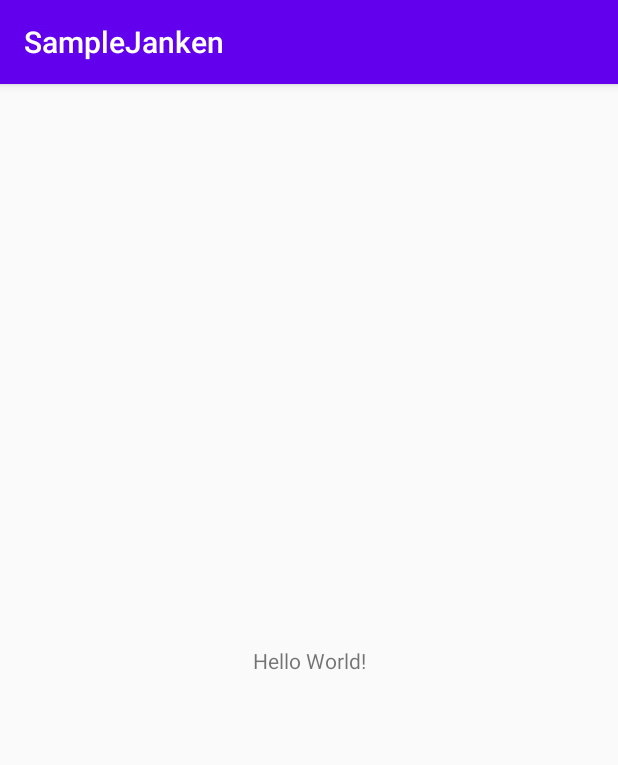
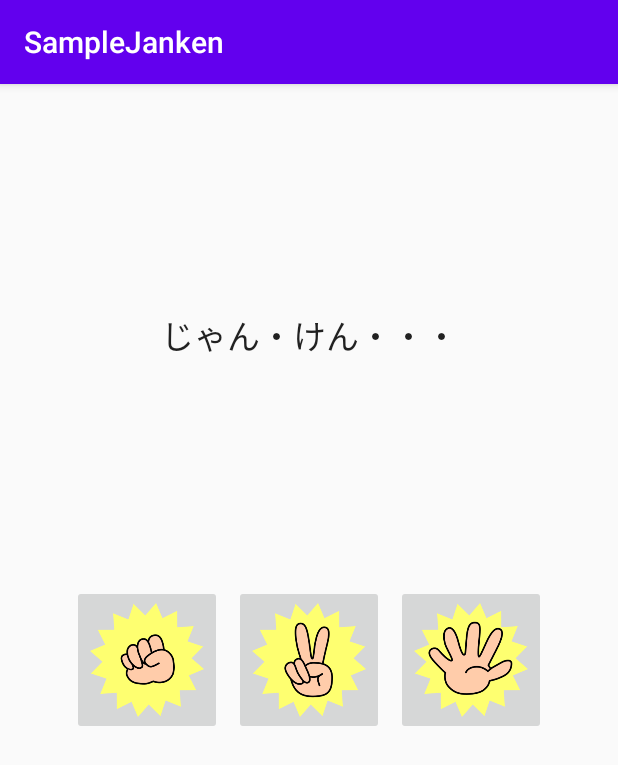
Before and after one commit to naruwo-github/AndroidPracticeSamples, an Android app: the screen it shows after launch (MainActivity), on a phone screen of 412 x 824 dp. Shown: the top 765 px of the screen. Run offline under Robolectric (Android 15) with nearby library versions, the phone set to English and light mode, and no system bars.

Commit message:
テキストとボタンの配置済み

```diff
--- a/SampleJanken/app/src/main/res/layout/activity_main.xml
+++ b/SampleJanken/app/src/main/res/layout/activity_main.xml
@@ -2,17 +2,50 @@
 <androidx.constraintlayout.widget.ConstraintLayout xmlns:android="http://schemas.android.com/apk/res/android"
     xmlns:app="http://schemas.android.com/apk/res-auto"
     xmlns:tools="http://schemas.android.com/tools"
+    android:id="@+id/choki"
     android:layout_width="match_parent"
     android:layout_height="match_parent"
     tools:context=".MainActivity">
 
+    <ImageButton
+        android:id="@+id/imageButton"
+        android:layout_width="100dp"
+        android:layout_height="100dp"
+        android:scaleType="fitCenter"
+        app:layout_constraintBottom_toBottomOf="parent"
+        app:layout_constraintEnd_toEndOf="parent"
+        app:layout_constraintStart_toStartOf="parent"
+        app:layout_constraintTop_toTopOf="parent"
+        app:srcCompat="@drawable/choki" />
+
+    <ImageButton
+        android:id="@+id/gu"
+        android:layout_width="100dp"
+        android:layout_height="100dp"
+        android:layout_marginEnd="8dp"
+        android:scaleType="fitCenter"
+        app:layout_constraintEnd_toStartOf="@+id/imageButton"
+        app:layout_constraintTop_toTopOf="@+id/imageButton"
+        app:srcCompat="@drawable/gu" />
+
+    <ImageButton
+        android:id="@+id/pa"
+        android:layout_width="100dp"
+        android:layout_height="100dp"
+        android:layout_marginStart="8dp"
+        android:scaleType="fitCenter"
+        app:layout_constraintStart_toEndOf="@+id/imageButton"
+        app:layout_constraintTop_toTopOf="@+id/imageButton"
+        app:srcCompat="@drawable/pa" />
+
     <TextView
+        android:id="@+id/textView"
         android:layout_width="wrap_content"
         android:layout_height="wrap_content"
-        android:text="Hello World!"
-        app:layout_constraintBottom_toBottomOf="parent"
-        app:layout_constraintLeft_toLeftOf="parent"
-        app:layout_constraintRight_toRightOf="parent"
+        android:text="@string/janken_text"
+        android:textAppearance="@style/TextAppearance.AppCompat.Large"
+        app:layout_constraintBottom_toTopOf="@+id/imageButton"
+        app:layout_constraintEnd_toEndOf="parent"
+        app:layout_constraintStart_toStartOf="parent"
         app:layout_constraintTop_toTopOf="parent" />
-
 </androidx.constraintlayout.widget.ConstraintLayout>
--- a/SampleJanken/app/src/main/res/values/strings.xml
+++ b/SampleJanken/app/src/main/res/values/strings.xml
@@ -1,3 +1,4 @@
 <resources>
     <string name="app_name">SampleJanken</string>
+    <string name="janken_text">じゃん・けん・・・</string>
 </resources>
```
Also changed, not shown: SampleJanken/app/src/main/res/drawable/choki.png (added), SampleJanken/app/src/main/res/drawable/com_choki.png (added), SampleJanken/app/src/main/res/drawable/com_gu.png (added), SampleJanken/app/src/main/res/drawable/com_pa.png (added), SampleJanken/app/src/main/res/drawable/gu.png (added), SampleJanken/app/src/main/res/drawable/pa.png (added).
